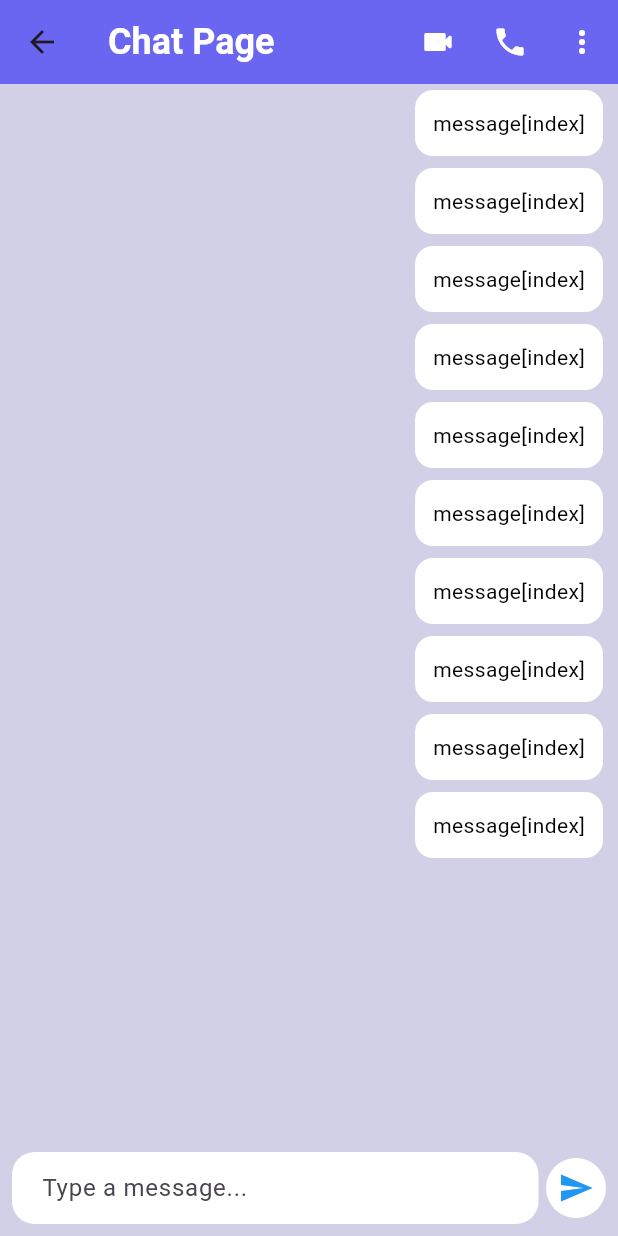
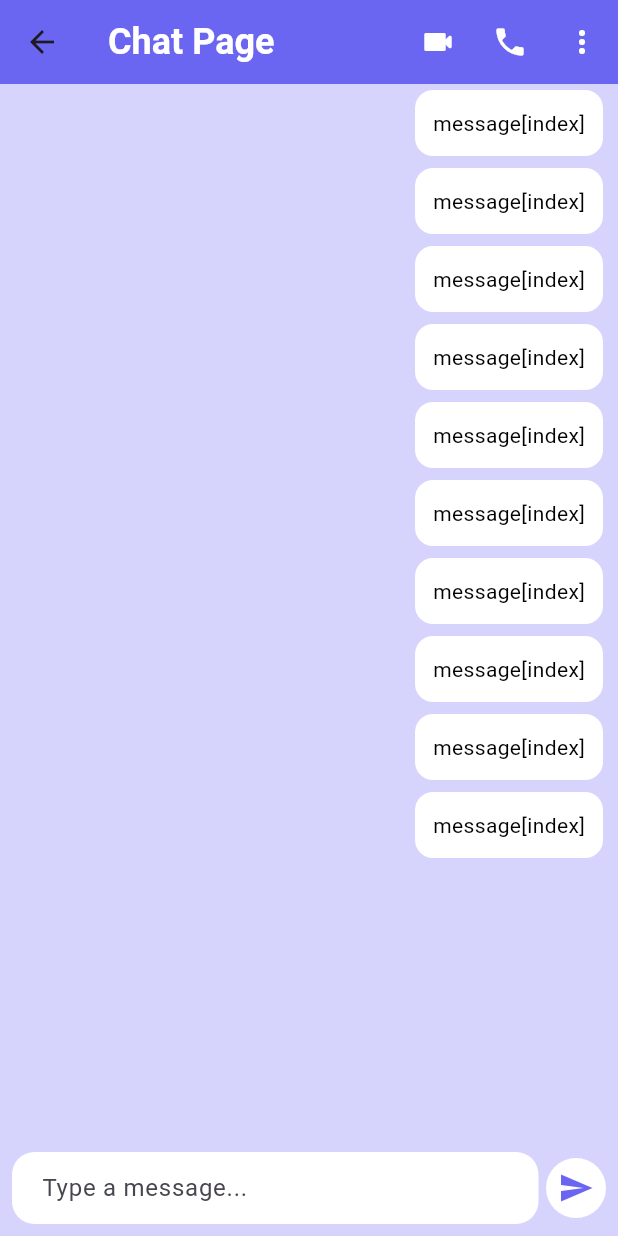
Before and after one commit to sohasara/Chatting-App, a Flutter app: the Chatpage screen opened directly, on a phone screen of 412 x 824 dp. Run offline on Flutter 3.47's test engine with Material 3 defaults, Android fonts, the phone set to English and light mode, and no system bars; our stand-ins replace flutter_riverpod.

Commit message:
Update Chatpage UI: Change background color and update send button icon color for better visibility

```diff
--- a/lib/features/chat/presentation/chat_page/chatpage.dart
+++ b/lib/features/chat/presentation/chat_page/chatpage.dart
@@ -6,7 +6,7 @@ class Chatpage extends StatelessWidget {
   @override
   Widget build(BuildContext context) {
     return Scaffold(
-      backgroundColor: const Color.fromARGB(255, 209, 208, 231),
+      backgroundColor: const Color.fromARGB(255, 214, 212, 252),
       appBar: AppBar(
         title: Text(
           "Chat Page",
@@ -99,7 +99,10 @@ class Chatpage extends StatelessWidget {
                 CircleAvatar(
                   backgroundColor: Colors.white,
                   child: IconButton(
-                    icon: const Icon(Icons.send, color: Colors.blue),
+                    icon: const Icon(
+                      Icons.send,
+                      color: Color.fromARGB(255, 107, 102, 241),
+                    ),
                     onPressed: () {},
                   ),
                 ),
```
